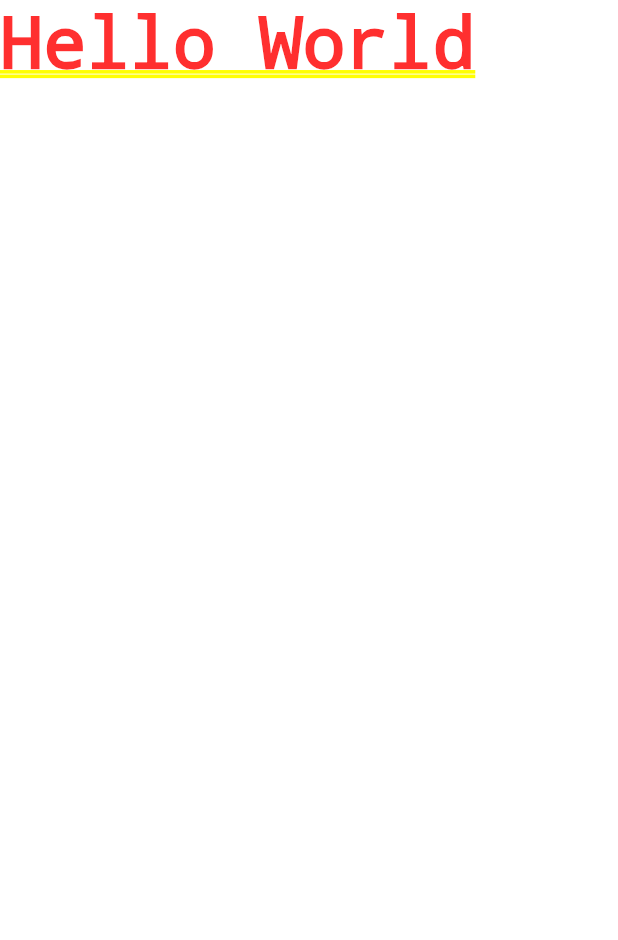
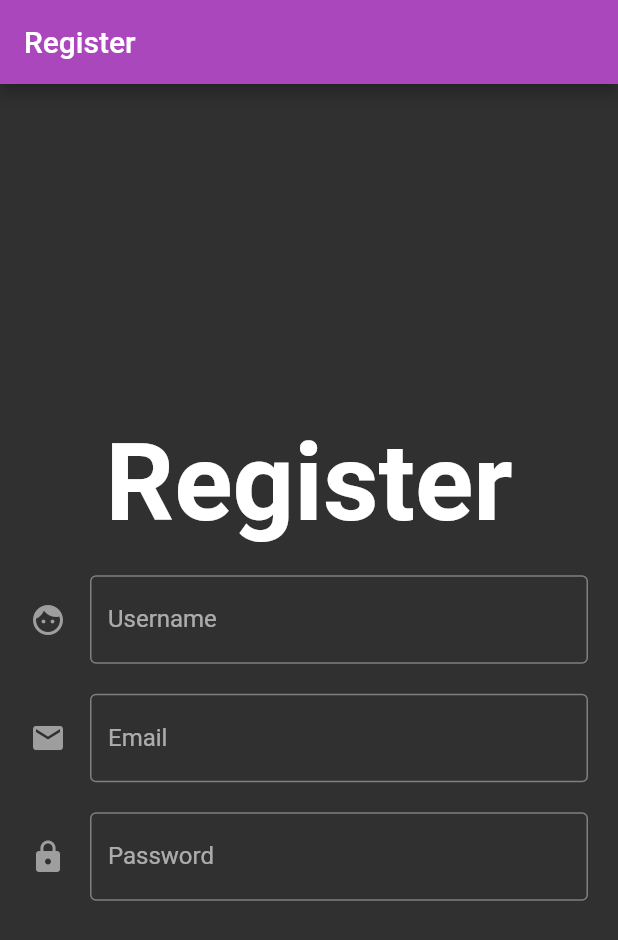
Before and after one commit to eyo-omat/ecommerce_app, a Flutter app: the screen it shows after launch, on a phone screen of 412 x 824 dp. Shown: the top 940 px of the screen. Run offline on Flutter 3.47's test engine with Material 2 defaults, Android fonts, the phone set to English and light mode, and no system bars.

Commit message:
Added regsiter form text inputs

```diff
--- a/lib/pages/register_page.dart
+++ b/lib/pages/register_page.dart
@@ -2,15 +2,60 @@ import 'package:flutter/material.dart';
 
 class RegisterPage extends StatefulWidget {
   @override
-
   RegisterPageState createState() => RegisterPageState();
-
 }
 
 class RegisterPageState extends State<RegisterPage> {
   @override
-
   Widget build(BuildContext context) {
-    return Text("Hello World");
+    return Scaffold(
+      appBar: AppBar(
+        title: Text("Register"),
+      ),
+      body: Container(
+        padding: EdgeInsets.symmetric(horizontal: 20.0),
+        child: Center(
+          child: SingleChildScrollView(
+            child: Form(
+              child: Column(
+                children: <Widget>[
+                  Text('Register', style: Theme.of(context).textTheme.headline),
+                  Padding(
+                    padding: EdgeInsets.only(top: 20.0),
+                    child: TextFormField(
+                      decoration: InputDecoration(
+                        border: OutlineInputBorder(),
+                          labelText: 'Username',
+                          hintText: 'Enter username, min length 6',
+                          icon: Icon(Icons.face, color: Colors.grey,)),
+                    ),
+                  ),
+                  Padding(
+                    padding: EdgeInsets.only(top: 20.0),
+                    child: TextFormField(
+                      decoration: InputDecoration(
+                        border: OutlineInputBorder(),
+                          labelText: 'Email',
+                          hintText: 'Enter a valid email',
+                          icon: Icon(Icons.mail, color: Colors.grey,)),
+                    ),
+                  ),
+                  Padding(
+                    padding: EdgeInsets.only(top: 20.0),
+                    child: TextFormField(
+                      decoration: InputDecoration(
+                        border: OutlineInputBorder(),
+                          labelText: 'Password',
+                          hintText: 'Enter password, min length 6',
+                          icon: Icon(Icons.lock, color: Colors.grey,)),
+                    ),
+                  ),
+                ],
+              ),
+            ),
+          ),
+        ),
+      ),
+    );
   }
 }
```
